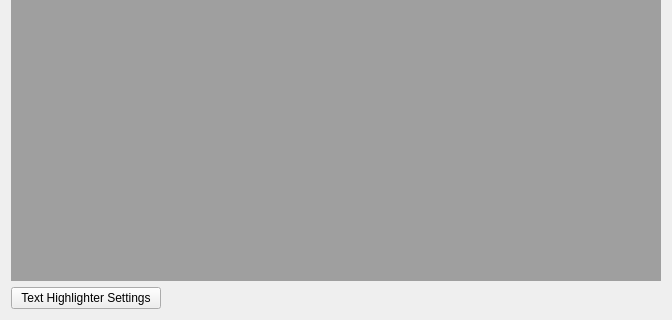
Above: src/multiserialviewer/ui_files/mainWindow.ui from shaag7967/multiserialviewer before the change; both pictures show x 0 to 672 and y 175 to 495 of the 672 by 495 pixel window. Below: the same form after it.
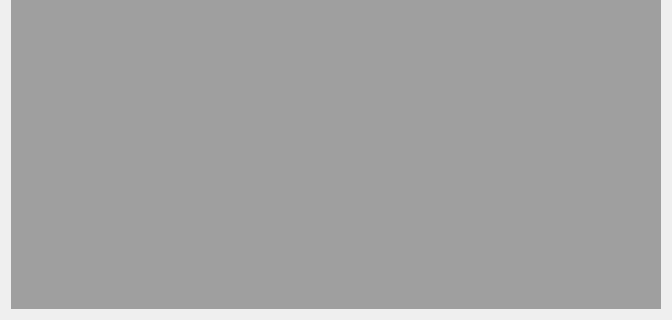
That is the form after the change.

Commit message: added menu bar (highlighter settings) / serial conn settings not editable

Diff of the .ui file:
```diff
--- a/src/multiserialviewer/ui_files/mainWindow.ui
+++ b/src/multiserialviewer/ui_files/mainWindow.ui
@@ -45,36 +45,6 @@
    <item>
     <widget class="QMdiArea" name="mdiArea"/>
    </item>
-   <item>
-    <layout class="QHBoxLayout" name="horizontalLayout_2">
-     <item>
-      <widget class="QPushButton" name="pb_highlighter">
-       <property name="minimumSize">
-        <size>
-         <width>150</width>
-         <height>0</height>
-        </size>
-       </property>
-       <property name="text">
-        <string>Text Highlighter Settings</string>
-       </property>
-      </widget>
-     </item>
-     <item>
-      <spacer name="horizontalSpacer">
-       <property name="orientation">
-        <enum>Qt::Orientation::Horizontal</enum>
-       </property>
-       <property name="sizeHint" stdset="0">
-        <size>
-         <width>40</width>
-         <height>20</height>
-        </size>
-       </property>
-      </spacer>
-     </item>
-    </layout>
-   </item>
   </layout>
  </widget>
  <resources/>
```
The commit also changes 5 other files.
